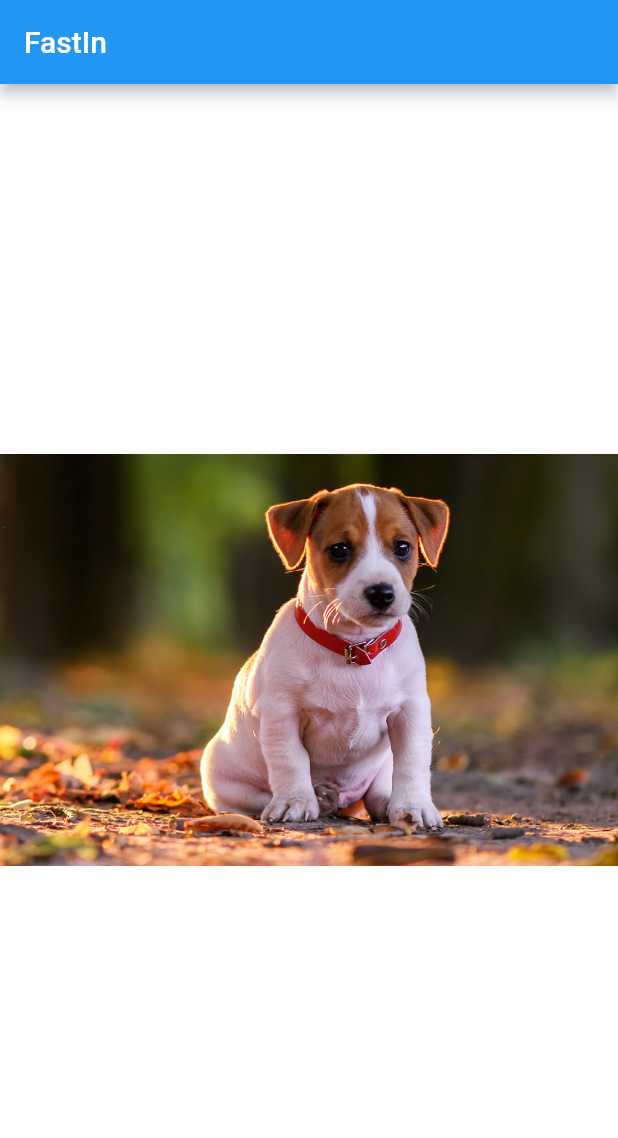
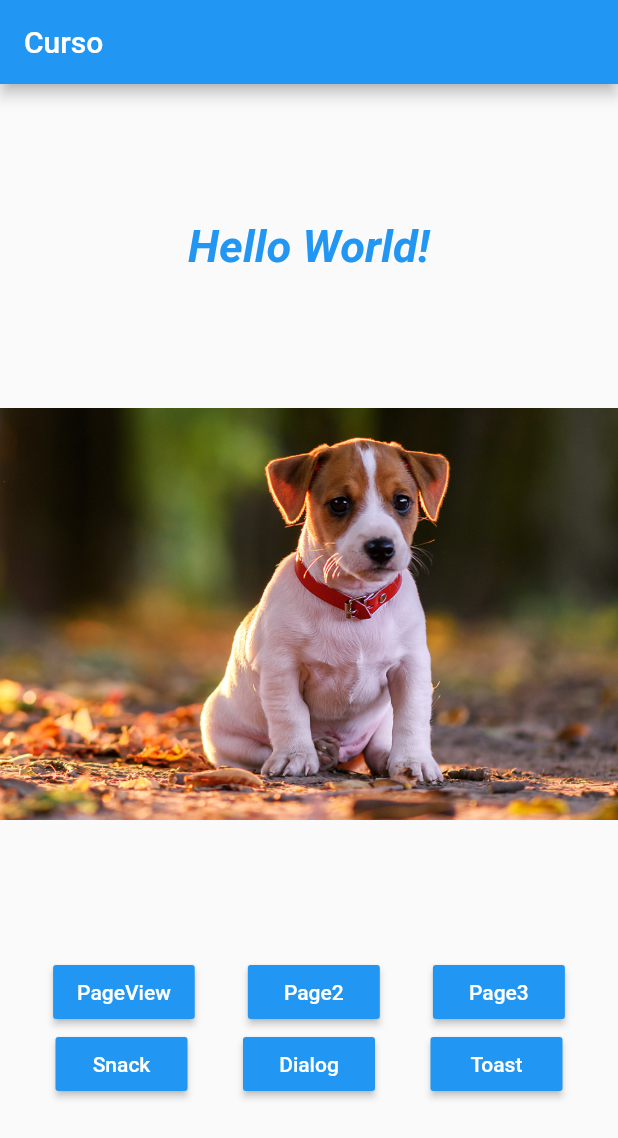
Before and after one commit to pauloboliveira/curso_flutter, a Flutter app: the screen it shows after launch, on a phone screen of 412 x 824 dp. Shown: the top 1138 px of the screen. Run offline on Flutter 3.47's test engine with Material 2 defaults, Android fonts, the phone set to English and light mode, and no system bars.

Commit message:
Preparando tela

```diff
--- a/lib/home_page.dart
+++ b/lib/home_page.dart
@@ -5,16 +5,39 @@ class HomePage extends StatelessWidget {
   @override
   Widget build(BuildContext context) {
     return Scaffold(
-      appBar: AppBar(title: Text("FastIn")),
+      appBar: AppBar(title: Text("Curso")),
       body: _body(),
     );
   }
 
   _body() {
     return Container(
-      color: Colors.white,
-      child: Center(
-        child: _img()
+      child: Column(
+        mainAxisAlignment: MainAxisAlignment.spaceEvenly,
+        children: <Widget>[
+          _text(),
+          _img(),
+          Column(
+            children: <Widget>[
+              Row(
+                mainAxisAlignment: MainAxisAlignment.spaceEvenly,
+                children: <Widget>[
+                  _button("PageView"),
+                  _button("Page2"),
+                  _button("Page3"),
+                ],
+              ),
+              Row(
+                mainAxisAlignment: MainAxisAlignment.spaceEvenly,
+                children: <Widget>[
+                  _button("Snack"),
+                  _button("Dialog"),
+                  _button("Toast"),
+                ],
+              ),
+            ],
+          ),
+        ],
       ),
     );
   }
@@ -32,6 +55,22 @@ class HomePage extends StatelessWidget {
   }
 
   _img() {
-    return Image.asset("assets/images/dog1.png");
+    return Image.asset(
+      "assets/images/dog1.png",
+      fit: BoxFit.contain,
+    );
+  }
+
+  _button(text) {
+    return RaisedButton(
+      color: Colors.blue,
+      child: Text(text,
+          style: TextStyle(
+            color: Colors.white,
+          )),
+      onPressed: () {
+        print("ok");
+      },
+    );
   }
 }
```
Also changed, not shown: pubspec.lock.
